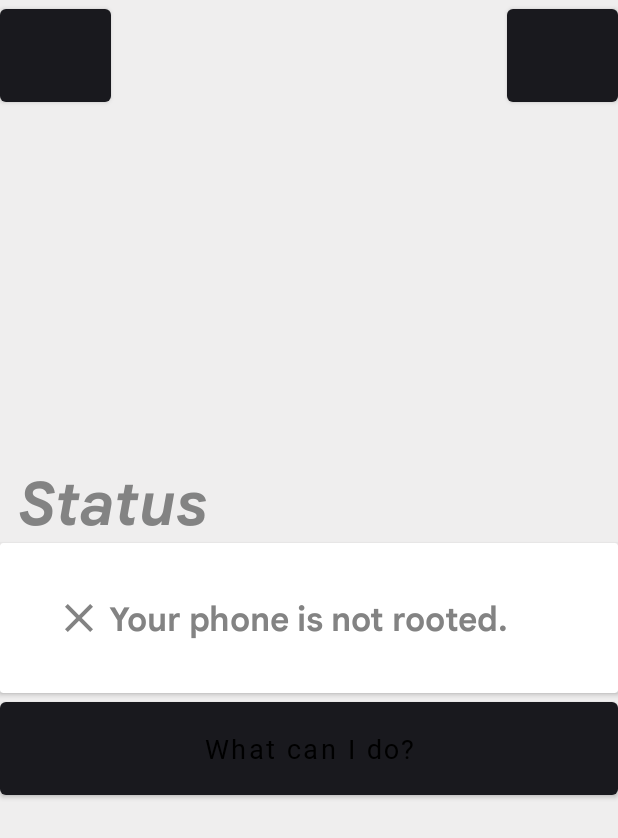
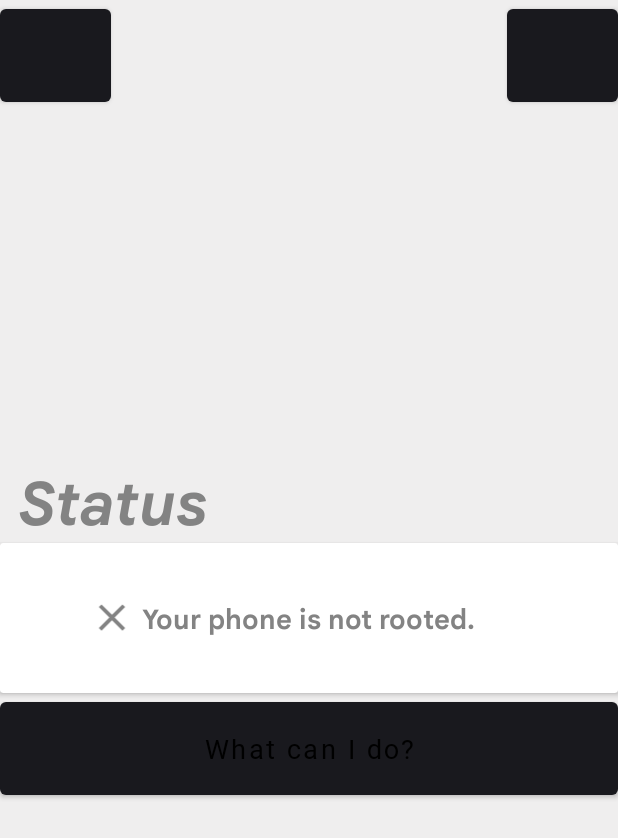
Before and after one commit to badbanii/dpi-modifier, an Android app: the RootCheckFragment screen opened through its navigation route, on a phone screen of 412 x 824 dp. Shown: the top 838 px of the screen. Run offline under Robolectric (Android 15) with nearby library versions, the phone set to English and light mode, and no system bars; our stand-ins replace Dagger/Hilt's generated code; libraries missing offline, so code that uses them is left out: com.fxn.stash, es.dmoral.toasty, eu.chainfire.libsuperuser; plain views replace NeumorphButton, NeumorphCardView, NeumorphImageButton; 2 statements that could not run were skipped.

Commit message:
Implemented permission checker

```diff
--- a/app/src/main/java/com/theviciousgames/dpimodifier/ui/dashboard/DashboardFragment.kt
+++ b/app/src/main/java/com/theviciousgames/dpimodifier/ui/dashboard/DashboardFragment.kt
@@ -23,10 +23,11 @@ class DashboardFragment : Fragment(R.layout.fragment_dashboard) {
 
     ///adb shell appops set foo.bar.package WRITE_SETTINGS allow
     ///Switch on "Developer Options" / "Disable Permission Monitoring" (at the end of the section)
+
     private val binding: FragmentDashboardBinding
         get() = _binding!!
 
-    private fun checkRoot(): Boolean? {
+    private fun checkRoot(): Boolean{
         return viewModel.hasRootAccess()
     }
 
--- a/app/src/main/java/com/theviciousgames/dpimodifier/ui/root_check/RootCheckFragment.kt
+++ b/app/src/main/java/com/theviciousgames/dpimodifier/ui/root_check/RootCheckFragment.kt
@@ -9,6 +9,7 @@ import androidx.navigation.fragment.findNavController
 import coil.load
 import com.theviciousgames.dpimodifier.R
 import com.theviciousgames.dpimodifier.databinding.FragmentRootCheckBinding
+import com.theviciousgames.dpimodifier.utils.DeviceStatus
 import dagger.hilt.android.AndroidEntryPoint
 import es.dmoral.toasty.Toasty
 import eu.chainfire.libsuperuser.Shell.SU
@@ -18,6 +19,7 @@ class RootCheckFragment : Fragment(R.layout.fragment_root_check) {
 
     private var _binding: FragmentRootCheckBinding? = null
     private val viewModel: RootCheckFragmentViewModel by viewModels()
+    private lateinit var deviceStatus: DeviceStatus
 
     private val binding: FragmentRootCheckBinding
         get() = _binding!!
@@ -37,16 +39,25 @@ class RootCheckFragment : Fragment(R.layout.fragment_root_check) {
     }
 
     private fun updateUi() {
-
         if (SU.available()) {
+            deviceStatus=DeviceStatus.ROOTED
             binding.textviewRootStatus.text = "Your device is rooted."
             binding.imageviewRootStatus.load(R.drawable.ic_check)
             findNavController().navigate(R.id.action_rootCheckFragment_to_dashboardFragment)
         } else {
+            deviceStatus=DeviceStatus.NOT_ROOTED
             binding.textviewRootStatus.text = "Your device is not rooted."
             binding.imageviewRootStatus.load(R.drawable.ic_close)
-            this@RootCheckFragment.context?.let { it1 -> Toasty.error(it1, "Device not rooted. If you didn't grant root privilege to the app please reinstall and grant the needed permission.", Toast.LENGTH_SHORT, true).show() }
+            this@RootCheckFragment.context?.let{
+                    it1 ->
+                Toasty.info(it1, "Device not rooted. You have to grant <WRITE SECURE SETTINGS> PERMISSION.",
+                    Toast.LENGTH_SHORT, true).show() }
 
+            if(viewModel.isWriteSecureSettingsPermissionGranted(requireContext()))
+            {
+                deviceStatus=DeviceStatus.GRANTED_SECURE_PERMISSION
+             //findNavController().navigate(R.id.action_rootCheckFragment_to_dashboardFragment)
+            }
         }
     }
 
--- a/app/src/main/java/com/theviciousgames/dpimodifier/utils/PermissionUtils.kt
+++ b/app/src/main/java/com/theviciousgames/dpimodifier/utils/PermissionChecker.kt
@@ -3,7 +3,7 @@ package com.theviciousgames.dpimodifier.utils
 import android.content.Context
 import android.content.pm.PackageManager
 
-class PermissionUtils {
+class PermissionChecker {
     fun isPermissionsGranted(context: Context, permission: String): Boolean =
         context.checkSelfPermission(permission) == PackageManager.PERMISSION_GRANTED
 }
--- a/app/src/main/res/layout/fragment_root_check.xml
+++ b/app/src/main/res/layout/fragment_root_check.xml
@@ -40,13 +40,13 @@
             android:fontFamily="@font/google_sans_text_bold"
             android:text="Your phone is not rooted."
             android:textColor="#838383"
-            android:textSize="22sp" />
+            android:textSize="18sp" />
 
         <ImageView
             android:src="@drawable/ic_close"
             android:id="@+id/imageview_root_status"
             android:layout_width="40dp"
-            android:layout_height="32dp"
+            android:layout_height="30dp"
             android:layout_centerVertical="true"
             android:layout_toStartOf="@id/textview_root_status"
             app:tint="#838383" />
@@ -60,7 +60,7 @@
         app:layout_constraintStart_toStartOf="parent"
         app:layout_constraintEnd_toEndOf="parent"
         app:layout_constraintTop_toBottomOf="@id/cardview_root_status"
-        android:id="@+id/button_add"
+        android:id="@+id/button_secure_permission_tutorial"
         style="@style/Widget.Neumorph.Button"
         android:layout_width="match_parent"
         android:layout_height="74dp"
```
Also changed, not shown: app/src/main/java/com/theviciousgames/dpimodifier/di/AppModules.kt (+7 -0 lines), app/src/main/java/com/theviciousgames/dpimodifier/ui/root_check/RootCheckFragmentViewModel.kt (+7 -0 lines), app/src/main/java/com/theviciousgames/dpimodifier/utils/DeviceStatus.kt (added, +7 -0 lines), app/src/main/res/layout/fragment_dashboard.xml (+7 -7 lines).
